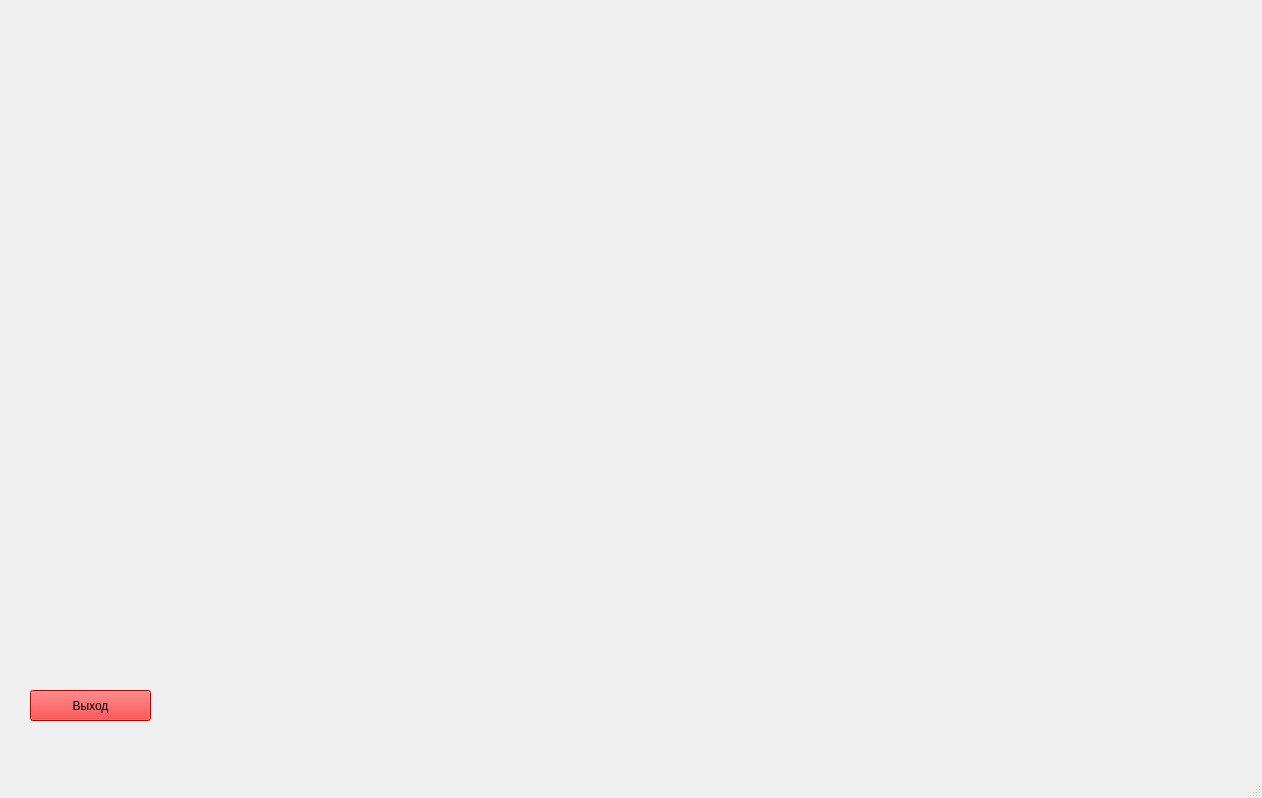
First picture: the form in Client/Client/paper.ui, repository Nurzamat123/Diplomka, before the edit.
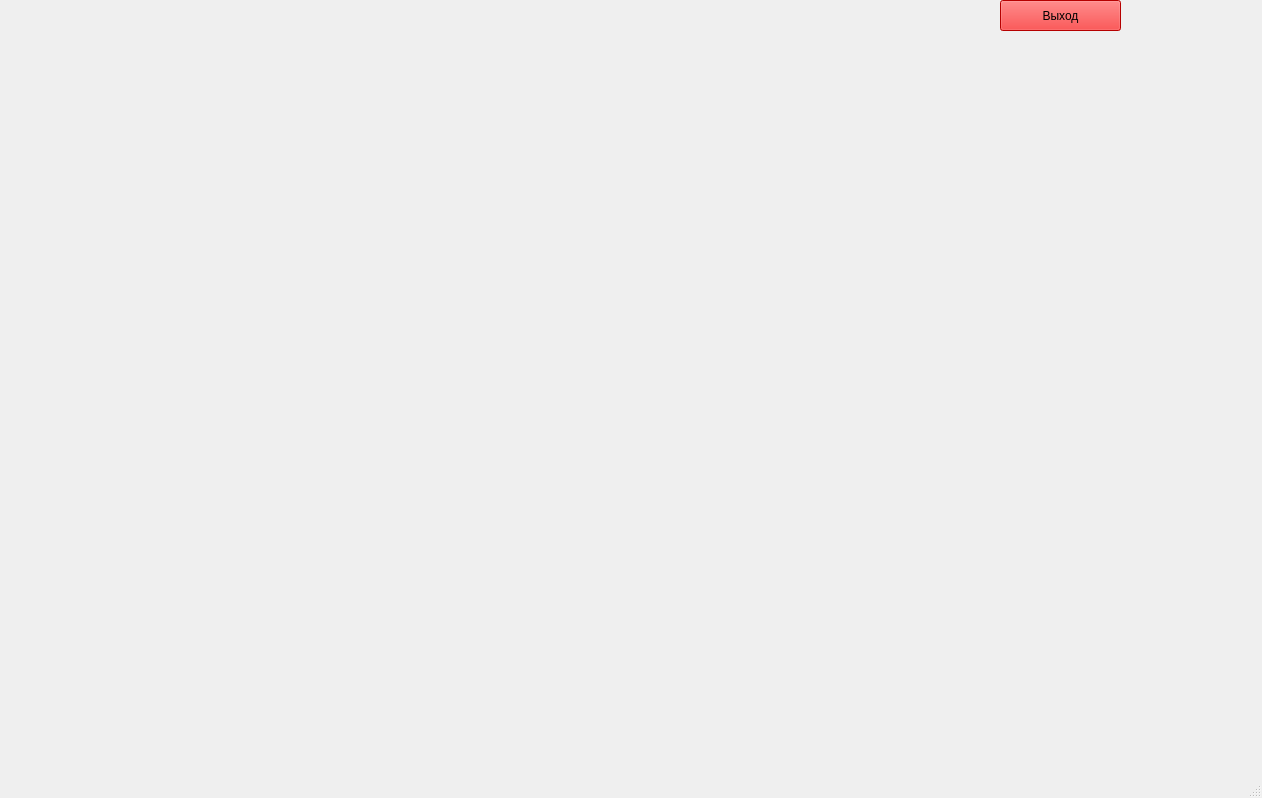
Second picture: the form after the edit. Icons and pictures are not drawn.

Diff of the .ui file:
```diff
--- a/Client/Client/paper.ui
+++ b/Client/Client/paper.ui
@@ -36,8 +36,8 @@
    <widget class="QPushButton" name="ExitButton">
     <property name="geometry">
      <rect>
-      <x>30</x>
-      <y>690</y>
+      <x>1000</x>
+      <y>0</y>
       <width>121</width>
       <height>31</height>
      </rect>
```
